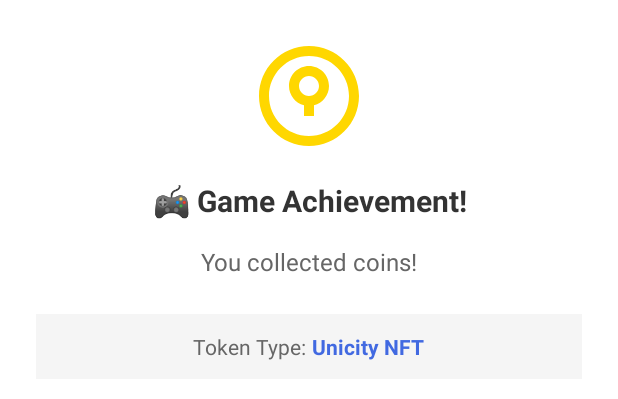
After one commit to unicitynetwork/android-wallet, an Android app built with Jetpack Compose: the layout dialog_game_mint.xml on its own in the app's theme, with its tools: preview values and no code run, on a phone screen of 412 x 824 dp. The commit adds this screen. Shown: the top 399 px of the screen. Run offline under Robolectric (Android 15) with nearby library versions, the light colour scheme and no system bars.

```diff
--- /dev/null
+++ b/app/src/main/res/drawable/ic_coin_placeholder.xml
@@ -0,0 +1,12 @@
+<vector xmlns:android="http://schemas.android.com/apk/res/android"
+    android:width="24dp"
+    android:height="24dp"
+    android:viewportWidth="24"
+    android:viewportHeight="24">
+    <path
+        android:fillColor="#FFD700"
+        android:pathData="M12,2C6.48,2 2,6.48 2,12s4.48,10 10,10 10,-4.48 10,-10S17.52,2 12,2zM12,20c-4.41,0 -8,-3.59 -8,-8s3.59,-8 8,-8 8,3.59 8,8 -3.59,8 -8,8z"/>
+    <path
+        android:fillColor="#FFD700"
+        android:pathData="M12,6C9.79,6 8,7.79 8,10c0,1.86 1.28,3.41 3,3.86V16h2v-2.14c1.72,-0.45 3,-2 3,-3.86 0,-2.21 -1.79,-4 -4,-4zM12,12c-1.1,0 -2,-0.9 -2,-2s0.9,-2 2,-2 2,0.9 2,2 -0.9,2 -2,2z"/>
+</vector>
--- /dev/null
+++ b/app/src/main/res/layout/dialog_game_mint.xml
@@ -0,0 +1,66 @@
+<?xml version="1.0" encoding="utf-8"?>
+<LinearLayout xmlns:android="http://schemas.android.com/apk/res/android"
+    android:layout_width="match_parent"
+    android:layout_height="wrap_content"
+    android:orientation="vertical"
+    android:padding="24dp"
+    android:background="@android:color/white">
+
+    <ImageView
+        android:id="@+id/coinIcon"
+        android:layout_width="80dp"
+        android:layout_height="80dp"
+        android:layout_gravity="center_horizontal"
+        android:layout_marginBottom="16dp"
+        android:src="@drawable/ic_coin_placeholder"
+        android:contentDescription="Coin icon" />
+
+    <TextView
+        android:id="@+id/mintTitle"
+        android:layout_width="match_parent"
+        android:layout_height="wrap_content"
+        android:text="🎮 Game Achievement!"
+        android:textSize="20sp"
+        android:textStyle="bold"
+        android:textColor="#333333"
+        android:gravity="center"
+        android:layout_marginBottom="16dp" />
+
+    <TextView
+        android:id="@+id/mintMessage"
+        android:layout_width="match_parent"
+        android:layout_height="wrap_content"
+        android:text="You collected coins!"
+        android:textSize="16sp"
+        android:textColor="#666666"
+        android:gravity="center"
+        android:lineSpacingMultiplier="1.2"
+        android:layout_marginBottom="8dp" />
+
+    <LinearLayout
+        android:layout_width="match_parent"
+        android:layout_height="wrap_content"
+        android:orientation="horizontal"
+        android:gravity="center"
+        android:layout_marginTop="16dp"
+        android:padding="12dp"
+        android:background="#F5F5F5">
+
+        <TextView
+            android:layout_width="wrap_content"
+            android:layout_height="wrap_content"
+            android:text="Token Type: "
+            android:textColor="#666666"
+            android:textSize="14sp" />
+
+        <TextView
+            android:layout_width="wrap_content"
+            android:layout_height="wrap_content"
+            android:text="Unicity NFT"
+            android:textColor="@color/primary_blue"
+            android:textStyle="bold"
+            android:textSize="14sp" />
+
+    </LinearLayout>
+
+</LinearLayout>
```
Also changed, not shown: app/src/main/AndroidManifest.xml (+23 -0 lines), app/src/main/java/com/unicity/nfcwalletdemo/ui/wallet/MainActivity.kt (+86 -5 lines).
